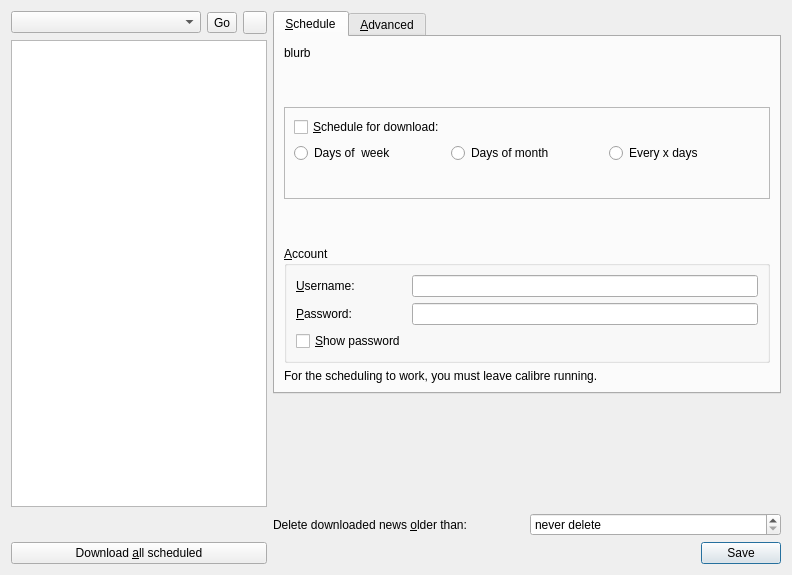
Above: src/calibre/gui2/dialogs/scheduler.ui from kovidgoyal/calibre before the change. Below: the same form after it.
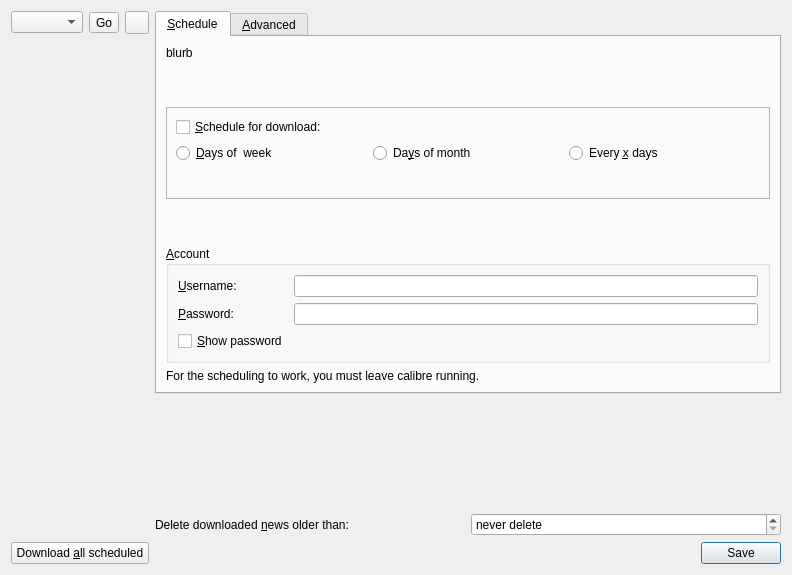
That is the form after the change. Icons and pictures are not drawn. Custom widgets are drawn as their Qt base class.

Commit message: Another PyQt 5.6 compatibility fix

```diff
--- a/src/calibre/gui2/dialogs/scheduler.ui
+++ b/src/calibre/gui2/dialogs/scheduler.ui
@@ -53,8 +53,8 @@
        <rect>
         <x>0</x>
         <y>0</y>
-        <width>518</width>
-        <height>498</height>
+        <width>581</width>
+        <height>444</height>
        </rect>
       </property>
       <layout class="QVBoxLayout" name="verticalLayout_5">
@@ -118,21 +118,21 @@
                 <item>
                  <widget class="QRadioButton" name="days_of_week">
                   <property name="text">
-                   <string>Days of  week</string>
+                   <string>&amp;Days of  week</string>
                   </property>
                  </widget>
                 </item>
                 <item>
                  <widget class="QRadioButton" name="days_of_month">
                   <property name="text">
-                   <string>Days of month</string>
+                   <string>Da&amp;ys of month</string>
                   </property>
                  </widget>
                 </item>
                 <item>
                  <widget class="QRadioButton" name="every_x_days">
                   <property name="text">
-                   <string>Every x days</string>
+                   <string>Every &amp;x days</string>
                   </property>
                  </widget>
                 </item>
@@ -316,31 +316,6 @@
      </widget>
     </widget>
    </item>
-   <item row="1" column="0">
-    <widget class="QTreeView" name="recipes">
-     <property name="sizePolicy">
-      <sizepolicy hsizetype="Minimum" vsizetype="Expanding">
-       <horstretch>0</horstretch>
-       <verstretch>0</verstretch>
-      </sizepolicy>
-     </property>
-     <property name="showDropIndicator" stdset="0">
-      <bool>false</bool>
-     </property>
-     <property name="iconSize">
-      <size>
-       <width>16</width>
-       <height>16</height>
-      </size>
-     </property>
-     <property name="animated">
-      <bool>true</bool>
-     </property>
-     <property name="headerHidden">
-      <bool>true</bool>
-     </property>
-    </widget>
-   </item>
    <item row="2" column="0">
     <widget class="QLabel" name="count_label">
      <property name="text">
@@ -356,7 +331,7 @@
      <item>
       <widget class="QLabel" name="label_7">
        <property name="text">
-        <string>Delete downloaded news &amp;older than:</string>
+        <string>Delete downloaded &amp;news older than:</string>
        </property>
        <property name="buddy">
         <cstring>old_news</cstring>
```
Left out of the diff: 14 changed lines with no effect on the pictures. The commit also changes 1 other file.
